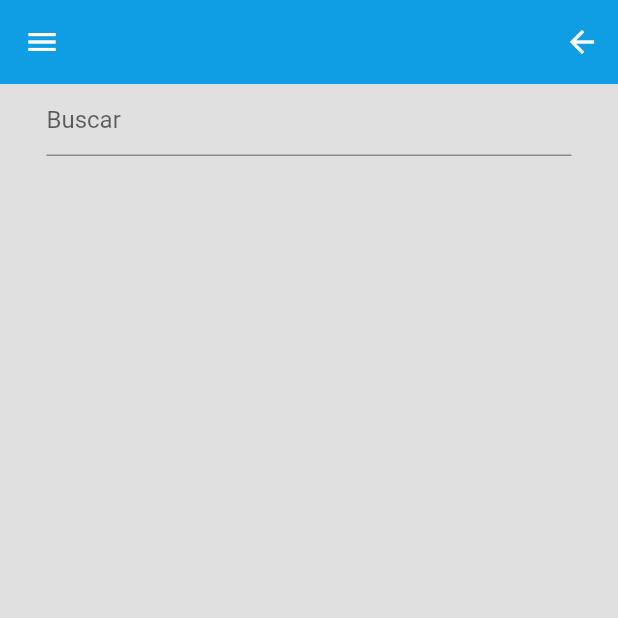
After one commit to winarmarianoj/shop_of_vehicles, a Flutter app: the SearchTruck screen opened directly, on a phone screen of 412 x 824 dp, the top half of it. The commit adds this screen. Run offline on Flutter 3.47's test engine with Material 2 defaults, Android fonts, the phone set to English and light mode, and no system bars; our stand-ins replace carousel_slider, flutter_bloc, flutter_svg.

Commit message:
Finalizamos Search de todos!!!!, mejoramos perfil, dibujos login y register

```diff
--- /dev/null
+++ b/lib/screens/search/searchTruck.dart
@@ -0,0 +1,134 @@
+import 'package:flutter/material.dart';
+import 'package:shop_of_vehicles/constant/constantsColors.dart';
+import 'package:shop_of_vehicles/models/Truck.dart';
+import 'package:shop_of_vehicles/screens/components/detailsScreen.dart';
+import 'package:shop_of_vehicles/screens/truck/homeTruck.dart';
+import 'package:shop_of_vehicles/screens/ui/home/myDrawer.dart';
+
+class SearchTruck extends StatefulWidget{
+  const SearchTruck({Key? key,}) : super(key: key);
+
+  @override
+  State<SearchTruck> createState() => FirstSearch();
+}
+
+class FirstSearch extends State<SearchTruck>{
+  TextEditingController searchController = TextEditingController();
+
+  @override
+  Widget build(BuildContext context) {
+    return Scaffold(
+      //backgroundColor: Color.fromARGB(223, 124, 37, 37),
+      appBar: buildAppBar(context),
+      drawer: HomeDrawer(),
+      body: Center(
+        child: SizedBox(
+          width: 350,
+          child: Column(
+            children: [
+              TextField(
+                controller: searchController,
+                onChanged: (value) {
+                  setState(() {});
+                },
+                decoration: InputDecoration(hintText: "Buscar"),
+                /* style: Theme.of(context).textTheme.titleMedium
+                    ?.copyWith(color: kTitle, fontWeight: FontWeight.bold) */
+              ),
+              Expanded(
+                child: SearchVehicles(text: searchController.text,),
+              )
+            ],
+          ),
+        ),
+      ),
+    );
+  }
+
+  AppBar buildAppBar(BuildContext context){
+    return AppBar(
+      backgroundColor: appBarBackground,
+      elevation: 0,
+      actions: <Widget>[
+        IconButton(
+          icon: const Icon(Icons.arrow_back),
+          tooltip: 'Vuelve atrás',
+          onPressed: () {
+            Navigator.push(
+              context,
+              MaterialPageRoute(
+                builder: (context) => HomeTruck(),
+              ),
+            );
+          },
+        ),
+      ],
+    );
+  }
+
+}
+
+class SearchVehicles extends StatelessWidget{
+  final String text;
+  SearchVehicles({Key? key, required this.text}) : super(key: key);
+
+  @override
+  Widget build(BuildContext context) {
+
+    return FutureBuilder(
+      initialData: trucks,
+      builder: ((context, snapshot) {
+        List<Truck> truckList = [];
+        if(text.isNotEmpty){
+          truckList = trucks.where((element) =>
+                  element.marca.contains(text) ||
+                  element.modelo.contains(text) ||
+                  element.anio.contains(text))
+                  .toList();
+        }
+        return ListView.builder(
+          itemCount: truckList.length,
+          itemBuilder: (context, index) {
+            var truck = truckList[index];
+            return TextButton(
+              onPressed: () => Navigator.push(
+                context,
+                MaterialPageRoute(
+                    builder: (context) => DetailsScreen(
+                    id: truckList[index].id,
+                    marca: truckList[index].marca,
+                    modelo: truckList[index].modelo,
+                  ),
+                ),
+              ),
+              child: Card(
+                child: Padding(
+                  padding: const EdgeInsets.all(10.0),
+                  child: Row(
+                    children: [
+                      Padding(
+                        padding: const EdgeInsets.all(10.0),
+                        child: CircleAvatar(
+                          child: Icon(Icons.person),
+                        ),
+                      ),
+                      Column(
+                        crossAxisAlignment: CrossAxisAlignment.start,
+                        children: [
+                          Text(
+                            truck.marca + " " + truck.modelo + " " + truck.anio,
+                          ),
+                          Text(truck.price.toString()),
+                        ],
+                      )
+                    ],
+                  ),
+                ),
+              ),
+            );
+          }
+        );
+      })
+    );
+  }
+}
--- a/lib/screens/ui/login/widgets/card_container.dart
+++ b/lib/screens/ui/login/widgets/card_container.dart
@@ -19,11 +19,6 @@ class CardContainer extends StatelessWidget {
           padding: EdgeInsets.all(16),
           child: this.child,
         ),
-
-        // width: double.infinity,
-        // padding: EdgeInsets.all(20),
-        // decoration: _createCardShape(),
-        // child: this.child,
       ),
     );
   }
```
Also changed, not shown: lib/screens/car/homeCar.dart (+4 -3 lines), lib/screens/profile/input/inputText.dart (+35 -10 lines), lib/screens/profile/profileUser.dart (+18 -8 lines), lib/screens/search/searchCar.dart (added, +130 -0 lines), lib/screens/search/searchVan.dart (added, +130 -0 lines), lib/screens/truck/homeTruck.dart (+4 -3 lines), lib/screens/ui/home/myDrawer.dart (+13 -1 lines), lib/screens/ui/login/widgets/auth_background.dart (+10 -7 lines), lib/screens/van/homeVan.dart (+4 -3 lines).
